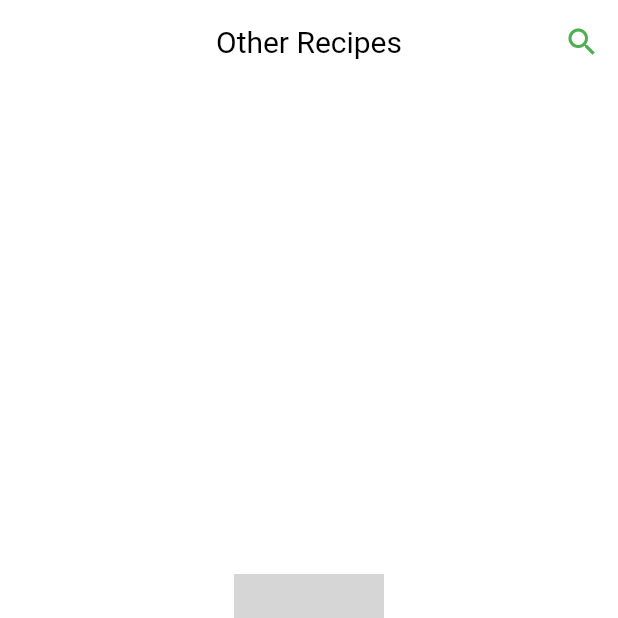
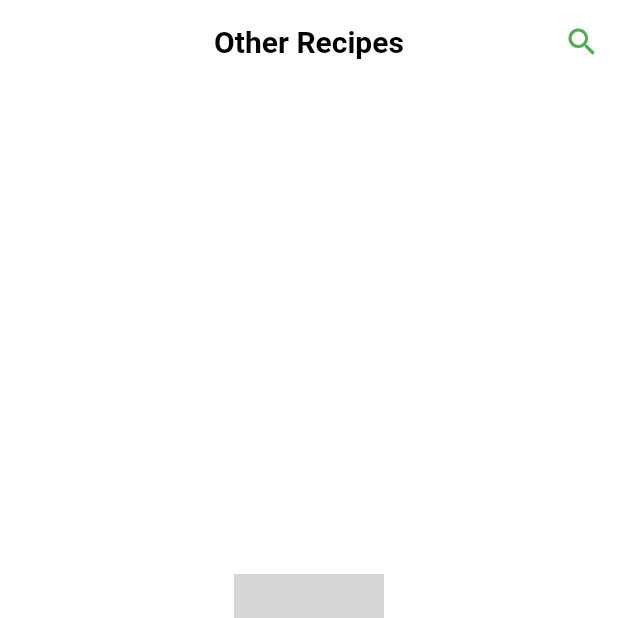
Before and after one commit to Siranosian99/prepPal, a Flutter app: the GuideScreen screen opened by its route, on a phone screen of 412 x 824 dp, the top half of it. Run offline on Flutter 3.47's test engine with Material 3 defaults, Android fonts, the phone set to English and light mode, and no system bars; our stand-ins replace bloc, dio, flutter_bloc, font_awesome_flutter, go_router, google_fonts and 1 more; network calls fail; grey boxes are pictures that could not be loaded.

Commit message:
work in HIVE

```diff
--- a/lib/presentation/screens/home_screen.dart
+++ b/lib/presentation/screens/home_screen.dart
@@ -99,7 +99,7 @@ class _HomeScreenState extends State<HomeScreen>
                       children: [
                         GestureDetector(
                           onTap: () {
-                            context.pushNamed(
+                            context.goNamed(
                               "detailed",
                               extra: {
                                 'imgLink': random[0].strMealThumb,
--- a/lib/presentation/widgets/inside_cat_icon.dart
+++ b/lib/presentation/widgets/inside_cat_icon.dart
@@ -1,5 +1,6 @@
 import 'package:flutter/material.dart';
 import 'package:font_awesome_flutter/font_awesome_flutter.dart';
+import 'package:google_fonts/google_fonts.dart';
 
 class InsideCatIcon extends StatelessWidget {
   final String imgLink;
@@ -37,7 +38,7 @@ class InsideCatIcon extends StatelessWidget {
                 bottomLeft: Radius.circular(12),
                 bottomRight: Radius.circular(12),
               ),
-              color: Colors.grey,
+              color: Colors.green,
             ),
             height: 50,
             width: double.infinity,
@@ -53,7 +54,7 @@ class InsideCatIcon extends StatelessWidget {
                       textAlign: TextAlign.center,
                       maxLines: 1,
                       overflow: TextOverflow.ellipsis,
-                      style: TextStyle(
+                      style: GoogleFonts.alumniSans(
                         fontSize: 18,
                         fontWeight: FontWeight.bold,
                         color: Colors.black87,
--- a/lib/theme_provider/theme_data.dart
+++ b/lib/theme_provider/theme_data.dart
@@ -1,4 +1,5 @@
 import 'package:flutter/material.dart';
+import 'package:google_fonts/google_fonts.dart';
 
 class ThemesData {
 
@@ -21,10 +22,14 @@ class ThemesData {
         color:Colors.lightGreen
       ),
     ),
-    appBarTheme: const AppBarTheme(
+    appBarTheme: AppBarTheme(
       backgroundColor: Colors.white,
-      iconTheme: IconThemeData(color: Colors.green),
-      titleTextStyle: TextStyle(color: Colors.black, fontSize: 20),
+      iconTheme: const IconThemeData(color: Colors.green),
+      titleTextStyle: GoogleFonts.aBeeZee(
+        color: Colors.black,
+        fontSize: 20,
+        fontWeight: FontWeight.w600,
+      ),
       elevation: 0,
     ),
 
@@ -50,10 +55,14 @@ class ThemesData {
           color:Colors.lightGreen
       ),
     ),
-    appBarTheme: const AppBarTheme(
+    appBarTheme: AppBarTheme(
       backgroundColor: Colors.black,
-      iconTheme: IconThemeData(color: Colors.green),
-      titleTextStyle: TextStyle(color: Colors.white, fontSize: 20),
+      iconTheme: const IconThemeData(color: Colors.green),
+      titleTextStyle: GoogleFonts.aBeeZee(
+        color: Colors.white,
+        fontSize: 20,
+        fontWeight: FontWeight.w600,
+      ),
       elevation: 0,
     ),
   );
```
Also changed, not shown: lib/presentation/screens/inside_cat.dart (+76 -24 lines), lib/presentation/screens/recipes_screen.dart (+4 -4 lines).
